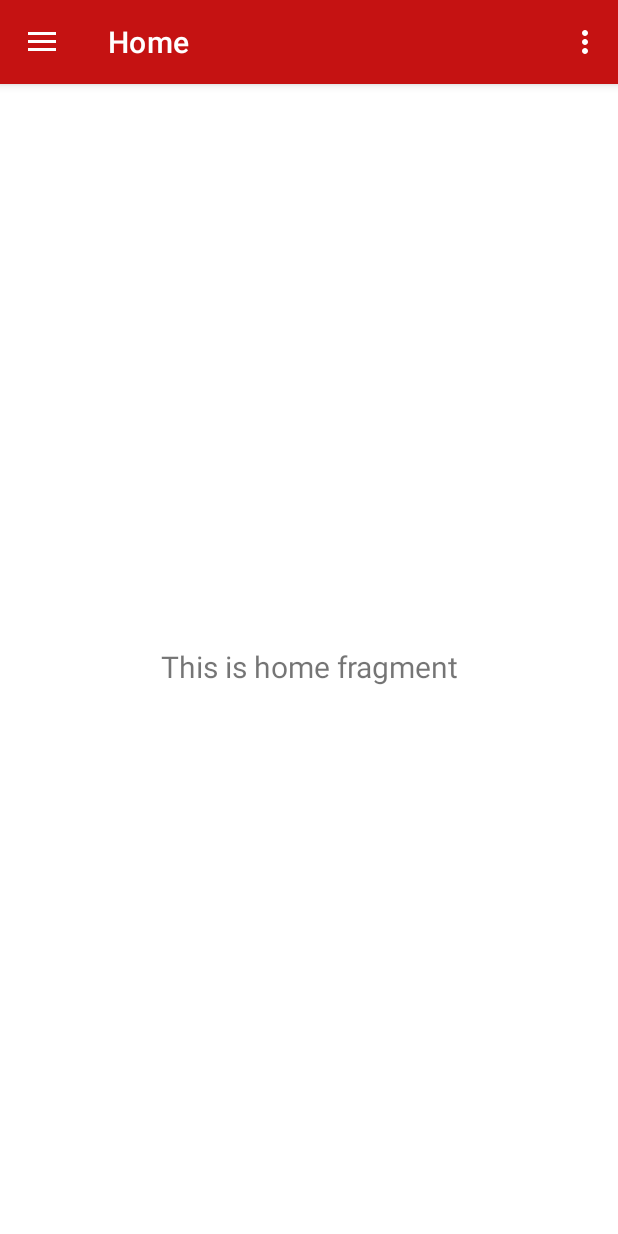
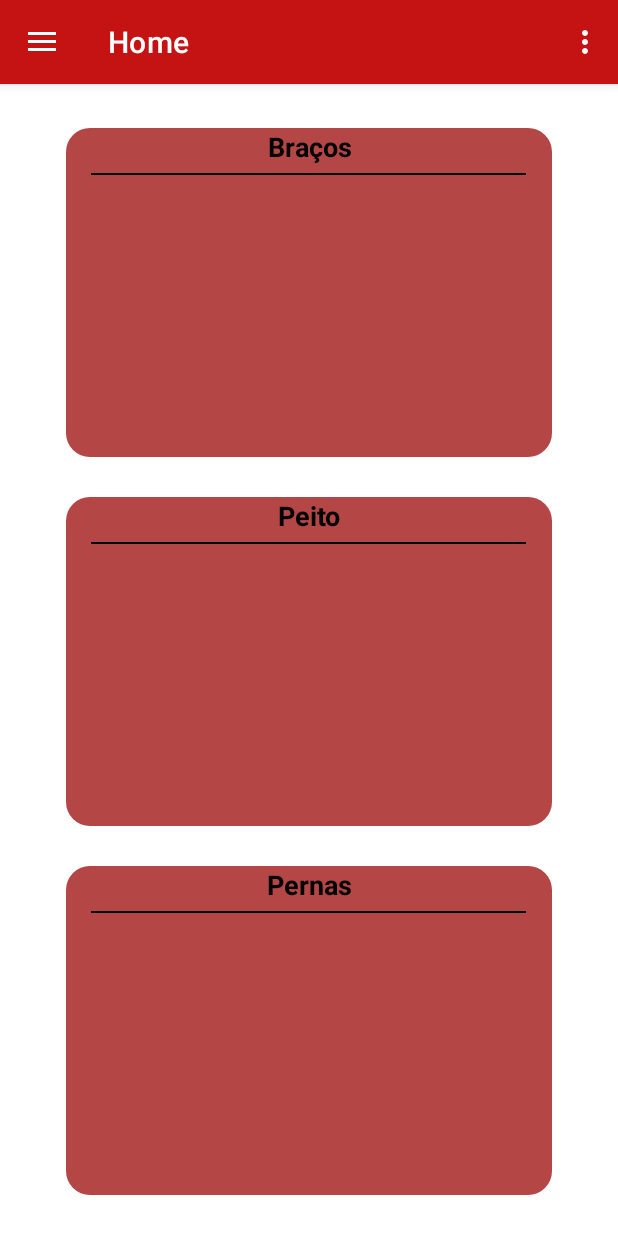
Before and after one commit to GuilhermeFM-20/atlas-fit, an Android app: the screen it shows after launch (MainActivity), on a phone screen of 412 x 824 dp. Run offline under Robolectric (Android 15) with nearby library versions, the phone set to English and light mode, and no system bars; our stand-ins replace navigation-ui.

Commit message:
feat: Construção da página inicial do aplicativo

```diff
--- /dev/null
+++ b/app/src/main/res/drawable/rounded_frame.xml
@@ -0,0 +1,6 @@
+<?xml version="1.0" encoding="utf-8"?>
+
+<shape xmlns:android="http://schemas.android.com/apk/res/android">
+    <solid android:color="#B54646"/> <!-- Cor do fundo -->
+    <corners android:radius="16dp"/> <!-- Raio dos cantos -->
+</shape>
--- a/app/src/main/res/layout/fragment_home.xml
+++ b/app/src/main/res/layout/fragment_home.xml
@@ -19,4 +19,112 @@
         app:layout_constraintEnd_toEndOf="parent"
         app:layout_constraintStart_toStartOf="parent"
         app:layout_constraintTop_toTopOf="parent" />
+
+    <LinearLayout
+        android:layout_width="match_parent"
+        android:layout_height="match_parent"
+        android:orientation="vertical"
+        android:gravity="center_horizontal"
+        android:padding="16dp"
+
+        >
+
+        <FrameLayout
+            android:layout_width="324dp"
+            android:layout_height="219dp"
+            android:background="@drawable/rounded_frame"
+            android:layout_margin="20px"
+            >
+
+            <TextView
+                android:layout_width="match_parent"
+                android:layout_height="wrap_content"
+                android:text="Braços"
+                android:textSize="18sp"
+                android:textStyle="bold"
+                android:fontFamily="sans-serif"
+                android:gravity="center"
+                android:textColor="#000000"  /> <!-- Cor do texto alterada para preto -->
+
+            <!-- Linha de 20px na parte superior -->
+            <View
+                android:layout_height="1dp"
+                android:layout_width="290dp"
+                android:layout_gravity="center_horizontal"
+                android:background="#000000"
+                android:layout_marginTop="30dp"
+                />
+            <!-- Adicione aqui outros elementos dentro do FrameLayout -->
+        </FrameLayout>
+
+        <FrameLayout
+            android:layout_width="324dp"
+            android:layout_height="219dp"
+            android:background="@drawable/rounded_frame"
+            android:layout_margin="20px"
+            >
+            <TextView
+                android:layout_width="match_parent"
+                android:layout_height="wrap_content"
+                android:text="Peito"
+                android:textSize="18sp"
+                android:textStyle="bold"
+                android:fontFamily="sans-serif"
+                android:gravity="center"
+                android:textColor="#000000"  /> <!-- Cor do texto alterada para preto -->
+
+            <!-- Linha de 20px na parte superior -->
+            <View
+                android:layout_height="1dp"
+                android:layout_width="290dp"
+                android:layout_gravity="center_horizontal"
+                android:background="#000000"
+                android:layout_marginTop="30dp"
+                />
+
+            <!-- Adicione aqui outros elementos dentro do FrameLayout -->
+        </FrameLayout>
+        <FrameLayout
+            android:layout_width="324dp"
+            android:layout_height="219dp"
+            android:background="@drawable/rounded_frame"
+            android:layout_margin="20px"
+            >
+            <!-- Linha de 20px na parte superior -->
+
+
+            <!-- Título -->
+            <TextView
+                android:layout_width="match_parent"
+                android:layout_height="wrap_content"
+                android:text="Pernas"
+                android:textSize="18sp"
+                android:textStyle="bold"
+                android:fontFamily="sans-serif"
+                android:gravity="center"
+                android:textColor="#000000"  /> <!-- Cor do texto alterada para preto -->
+
+            <!-- Linha de 20px na parte superior -->
+            <View
+                android:layout_height="1dp"
+                android:layout_width="290dp"
+                android:layout_gravity="center_horizontal"
+                android:background="#000000"
+                android:layout_marginTop="30dp"
+                />
+            <!-- Adicione aqui outros elementos dentro do FrameLayout -->
+        </FrameLayout>
+
+        <ScrollView
+            android:layout_width="match_parent"
+            android:layout_height="match_parent">
+
+            <LinearLayout
+                android:layout_width="match_parent"
+                android:layout_height="wrap_content"
+                android:orientation="vertical" />
+        </ScrollView>
+
+    </LinearLayout>
+
 </androidx.constraintlayout.widget.ConstraintLayout>
```
